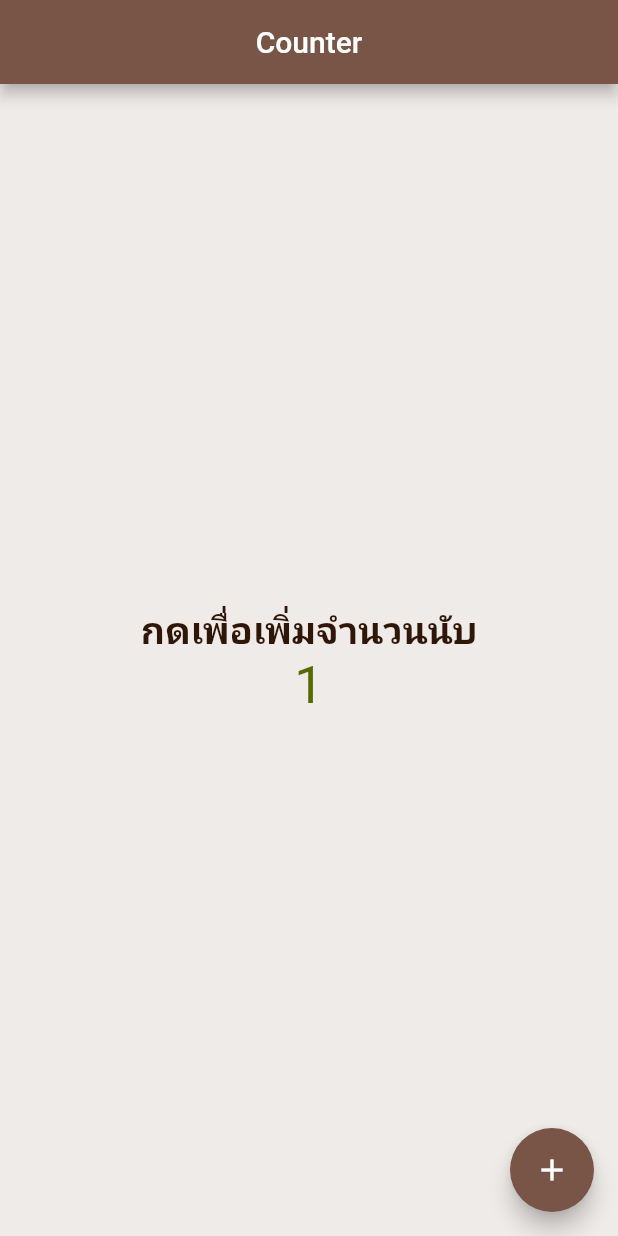
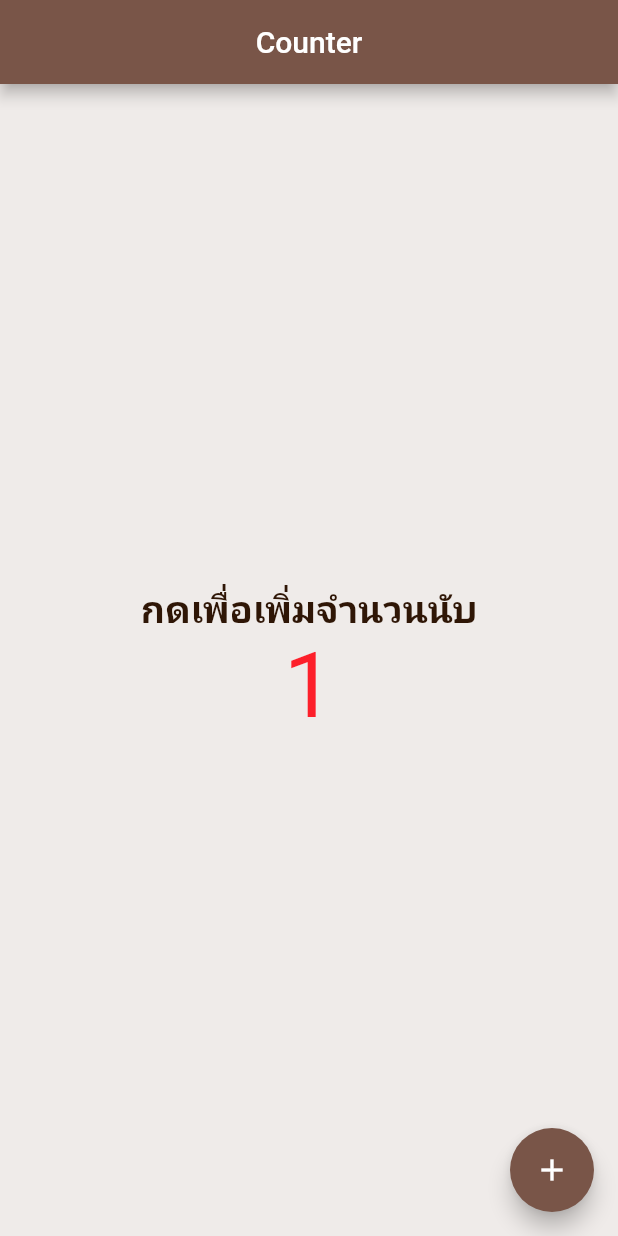
Before and after one commit to phm-oh/counter_flutter, a Flutter app: the screen it shows after launch, after a tap on the "add" icon, on a phone screen of 412 x 824 dp. Run offline on Flutter 3.47's test engine with Material 2 defaults, Android fonts, the phone set to English and light mode, and no system bars.

Commit message:
shade color

```diff
--- a/lib/main.dart
+++ b/lib/main.dart
@@ -374,6 +374,101 @@ void main(){
 // }
 //----------------------------------------------------------------
 
+// class MyApp extends StatelessWidget {
+//   const MyApp({super.key});
+
+//   @override
+//   Widget build(BuildContext context) {
+//     return MaterialApp(
+//     theme: ThemeData(
+//       scaffoldBackgroundColor: Colors.brown.shade50,
+//       primarySwatch:  Colors.brown
+//     ),
+//     title:'My APP',
+//     home: const CounterArea(),
+//   );
+//   }
+// }
+
+
+
+
+// class CounterArea extends StatefulWidget {
+//   const CounterArea({super.key});
+
+//   @override
+//   State<CounterArea> createState() => _CounterAreaState();
+// }
+
+
+
+// class _CounterAreaState extends State<CounterArea> {
+
+//    int _counter = 0;
+//    Color _color = Color.fromARGB(255, 88, 106, 4);
+
+//    void increde(){
+//       setState(() {
+//          print('บุ่มถูกกด');
+//           ++_counter;
+//           if(_counter >6)  {                                         //เปลียนสีตัวเลข
+//             print('สีแดง');
+
+//               this._color = Color.fromARGB(255, 51, 5, 7);
+
+
+//           }                                        //ep1-11 แยก function ออกจาก widget
+//       });
+
+//    }
+
+
+//   @override
+//   Widget build(BuildContext context) {
+//     return  Scaffold(
+//       appBar:  AppBar(
+//         // title: const Text("Counter"),
+//          title: const Center(child:  Text("Counter")),
+
+//       ),
+//                    //ep1-8  column widget
+//          body:  Center(
+//           child:  Column(
+//             mainAxisAlignment: MainAxisAlignment.center,
+//             children:  [
+//               const Text('กดเพื่อเพิ่มจำนวนนับ',
+//               style: TextStyle(
+//                 fontSize: 25,
+//                 color: Color.fromARGB(255, 47, 22, 6),
+//                 fontWeight: FontWeight.w600,
+//               ),
+//               ),
+//               // ignore: unnecessary_brace_in_string_interps
+//               Text('${_counter}',
+
+//                style:  TextStyle(
+//                 fontSize: 35,
+//                 color: _color,
+//                 fontWeight: FontWeight.w400,
+
+
+//                ),
+//                ),
+
+//             ],
+//           ),
+//           ),
+//           floatingActionButton: FloatingActionButton(
+//             onPressed: increde,
+//             child: const Icon(Icons.add),
+//             ) ,
+
+
+//     );
+//   }
+// }
+//-------------------------------------------------------------
+
 class MyApp extends StatelessWidget {
   const MyApp({super.key});
 
@@ -403,21 +498,20 @@ class CounterArea extends StatefulWidget {
 
 
 class _CounterAreaState extends State<CounterArea> {
+   static int red = 255;
+   int _counter = 0;
 
-   int _counter = 0;
-   Color _color = Color.fromARGB(255, 88, 106, 4);
+   Color _color = Color.fromARGB(255,red, 31, 42);
 
    void increde(){
       setState(() {
          print('บุ่มถูกกด');
           ++_counter;
-          if(_counter >6)  {                                         //เปลียนสีตัวเลข
-            print('สีแดง');
+           red = red-2;
 
-              this._color = Color.fromARGB(255, 51, 5, 7);
+              this._color = Color.fromARGB(255, red, 31, 42);
 
-
-          }                                        //ep1-11 แยก function ออกจาก widget
+                                                                    //ep1-12 ค่อยๆไล่สี
       });
 
    }
@@ -447,7 +541,7 @@ class _CounterAreaState extends State<CounterArea> {
               Text('${_counter}',
 
                style:  TextStyle(
-                fontSize: 35,
+                fontSize: 60,
                 color: _color,
                 fontWeight: FontWeight.w400,
 
```
